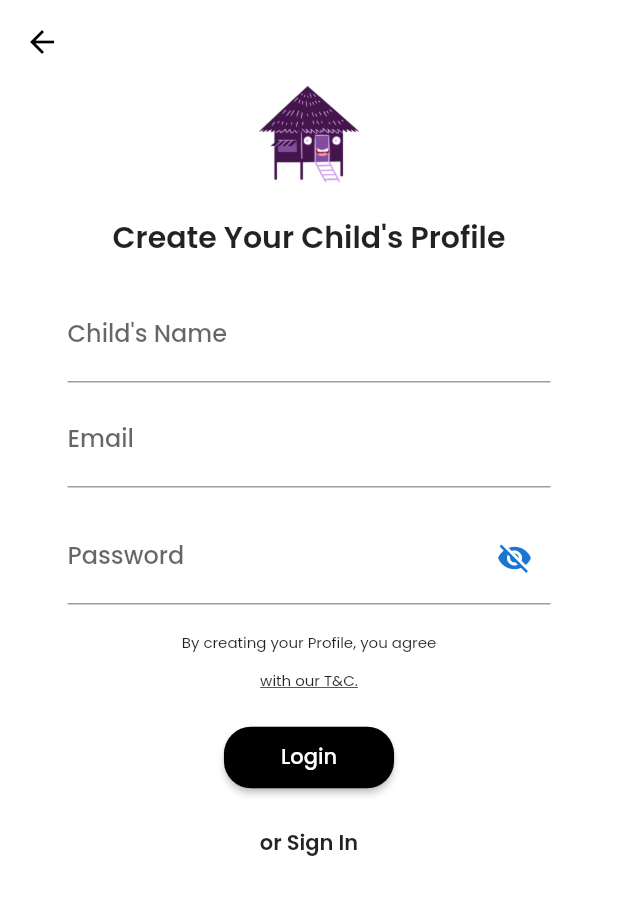
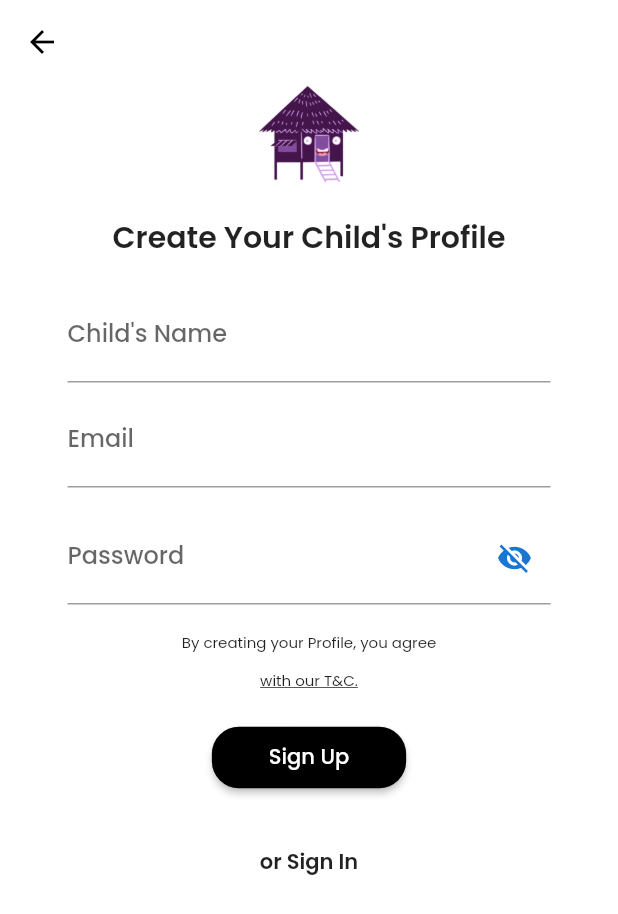
Before and after one commit to EruelUrsua/bahay-kubo-buddy, a Flutter app: the SignWithEmail screen opened directly, after a tap on "Login", after a tap on "or Sign Up", on a phone screen of 412 x 824 dp. Shown: the top 914 px of the screen. Run offline on Flutter 3.47's test engine with Material 2 defaults, Android fonts, the phone set to English and light mode, and no system bars; our stand-ins replace firebase_auth; accounts and stored records are empty.

Commit message:
just a slight changes with padding, and stuff

```diff
--- a/lib/screens/accounts/sign_up.dart
+++ b/lib/screens/accounts/sign_up.dart
@@ -1,3 +1,4 @@
+import 'package:bahay_kubo_buddy/screens/config/config1.dart';
 import 'package:bahay_kubo_buddy/screens/greeting.dart';
 import 'package:bahay_kubo_buddy/screens/accounts/sign_with_email.dart';
 import 'package:bahay_kubo_buddy/screens/topSide.dart';
@@ -110,8 +111,7 @@ class _SignUp extends State<SignUp> {
               child: TextFormField(
                 keyboardType: TextInputType.text,
                 controller: _userPasswordController,
-                obscureText:
-                    !_passwordVisible, //This will obscure text dynamically
+                obscureText: !_passwordVisible,
                 decoration: InputDecoration(
                   labelText: 'Password',
                   labelStyle: TextStyle(
@@ -161,7 +161,7 @@ class _SignUp extends State<SignUp> {
                 padding: const EdgeInsets.only(top: 9.0, bottom: 9.0),
                 child: RaisedButton(
                   child: Text(
-                    'Login',
+                    'Sign Up',
                     style: TextStyle(
                       fontFamily: 'Poppins-Med',
                       color: Colors.white,
@@ -173,6 +173,12 @@ class _SignUp extends State<SignUp> {
                         SnackBar(
                           content:
                               Text('Registered! Please go back to Sign In.'),
+                        ),
+                      );
+                      Navigator.push(
+                        context,
+                        MaterialPageRoute(
+                          builder: (context) => Config_1(),
                         ),
                       );
                     }
@@ -188,7 +194,9 @@ class _SignUp extends State<SignUp> {
                 ),
               );
             }),
-            FlatButton(
+            Padding(
+              padding: const EdgeInsets.all(13.0),
+              child: FlatButton(
                 onPressed: () {
                   Navigator.push(
                     context,
@@ -202,6 +210,7 @@ class _SignUp extends State<SignUp> {
                   style: TextStyle(fontFamily: 'Poppins-SemiBold'),
                 ),
               ),
+            ),
           ],
         ),
       ),
--- a/lib/screens/accounts/sign_with_email.dart
+++ b/lib/screens/accounts/sign_with_email.dart
@@ -1,3 +1,4 @@
+import 'package:bahay_kubo_buddy/lib2/main.dart';
 import 'package:bahay_kubo_buddy/screens/accounts/forgot_password.dart';
 import 'package:bahay_kubo_buddy/screens/accounts/sign_up.dart';
 import 'package:bahay_kubo_buddy/screens/config/config1.dart';
@@ -51,7 +52,8 @@ class _SignWithEmail extends State<SignWithEmail> {
         elevation: 0.0,
       ),
       backgroundColor: Colors.white,
-      body: Column(
+      body: SingleChildScrollView(
+        child: Column(
           mainAxisAlignment: MainAxisAlignment.center,
           children: <Widget>[
             topSide(),
@@ -65,23 +67,19 @@ class _SignWithEmail extends State<SignWithEmail> {
             signIn(),
           ],
         ),
+      ),
     );
   }
 
   Widget signIn() {
-    return SingleChildScrollView(
-      child: Container(
+    return Container(
       padding: EdgeInsets.only(top: 22, left: 42, right: 42),
       child: Form(
         key: _formKey,
         child: Column(
           children: <Widget>[
             Padding(
-                padding: const EdgeInsets.only(
-                  left: 8.0,
-                  right: 8.0,
-                  bottom: 8.0,
-                ),
+              padding: const EdgeInsets.all(8.0),
               child: TextFormField(
                 decoration: InputDecoration(
                   labelText: 'Email',
@@ -102,7 +100,7 @@ class _SignWithEmail extends State<SignWithEmail> {
                 top: 8.0,
                 left: 8.0,
                 right: 8.0,
-                  bottom: 25,
+                bottom: 39,
               ),
               child: TextFormField(
                 keyboardType: TextInputType.text,
@@ -158,7 +156,7 @@ class _SignWithEmail extends State<SignWithEmail> {
                       Navigator.push(
                         context,
                         MaterialPageRoute(
-                            builder: (context) => Config_1(),
+                          builder: (context) => UserHome(),
                         ),
                       );
                     }
@@ -188,9 +186,7 @@ class _SignWithEmail extends State<SignWithEmail> {
                 style: TextStyle(fontFamily: 'Poppins-SemiBold'),
               ),
             ),
-              Padding(
-                padding: const EdgeInsets.only(top: 80),
-                child: Align(
+            Align(
               alignment: Alignment.bottomCenter,
               child: FlatButton(
                   onPressed: () {
@@ -208,9 +204,7 @@ class _SignWithEmail extends State<SignWithEmail> {
                     ),
                   )),
             ),
-              ),
           ],
-          ),
         ),
       ),
     );
--- a/lib/screens/config/success.dart
+++ b/lib/screens/config/success.dart
@@ -1,4 +1,5 @@
 import 'dart:async';
+import 'package:bahay_kubo_buddy/lib2/main.dart';
 import 'package:bahay_kubo_buddy/screens/greeting.dart';
 import 'package:flutter/material.dart';
 
@@ -52,7 +53,7 @@ class _successPageState extends State<successPage> {
       new PageRouteBuilder(
         maintainState: true,
         opaque: true,
-        pageBuilder: (context, _, __) => new GreetingScreen(),
+        pageBuilder: (context, _, __) => new UserHome(),
         transitionDuration: const Duration(milliseconds: 250),
         transitionsBuilder: (context, anim1, anim2, child) {
           return new FadeTransition(child: child, opacity: anim1);
```
Also changed, not shown: lib/lib2/settings.dart (+3 -20 lines), lib/lib2/study.dart (+6 -15 lines), 53 other files. Lines whose indentation alone changed are shown as unchanged.
